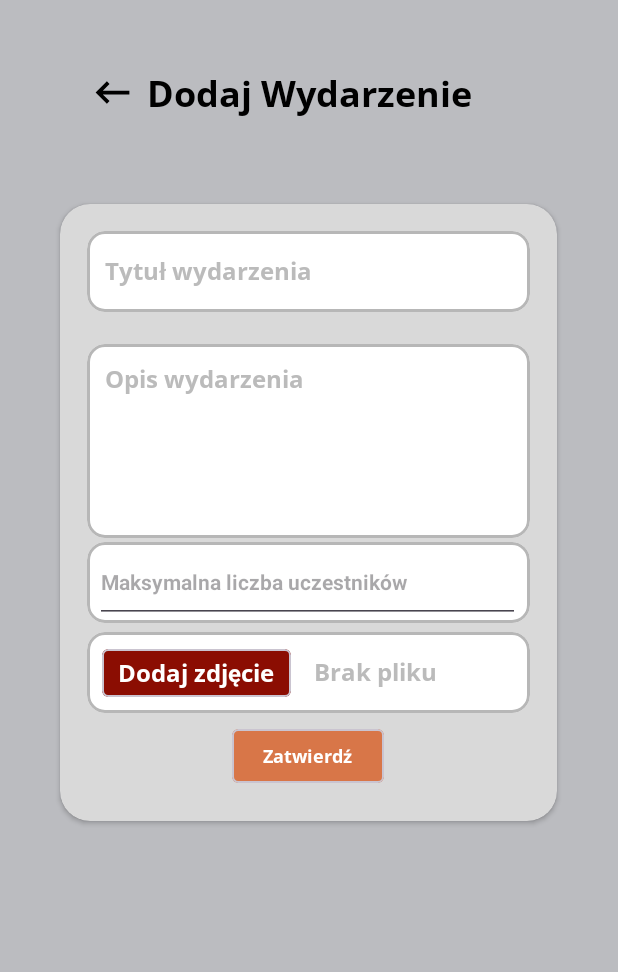
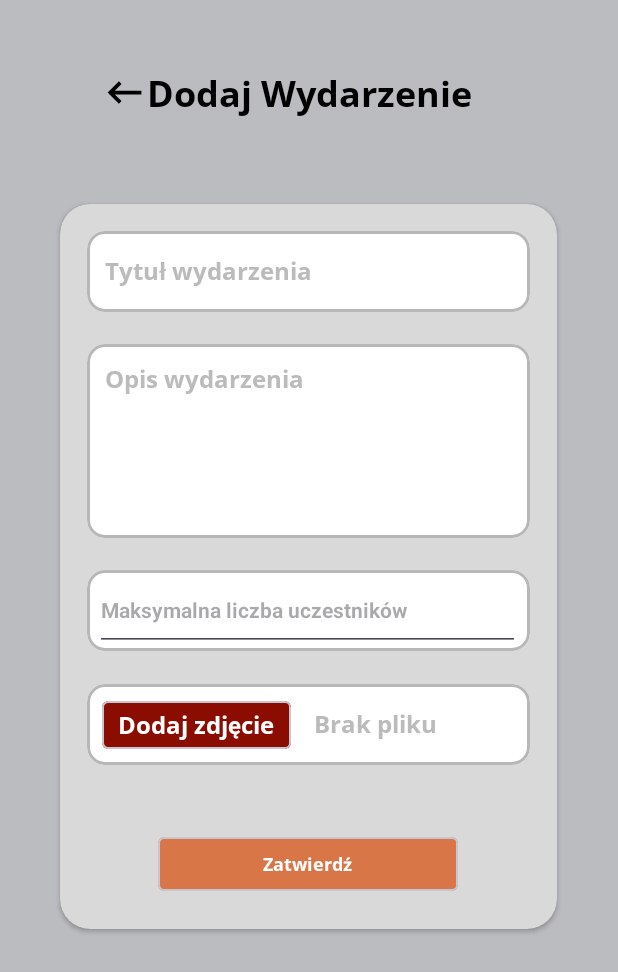
Before and after one commit to PiotrNakonowski/WhizzApp, an Android app: the AddEvent screen opened directly, with no data from a screen before it, on a phone screen of 412 x 824 dp. Shown: the top 972 px of the screen. Run offline under Robolectric (Android 15) with nearby library versions, the phone set to English and light mode, and no system bars; our stand-ins replace Firebase (no records; nobody signed in at launch, a user with empty details on screens opened directly).

Commit message:
21.1 Edycja czcionek, oraz strzałek powrotu np. w sekcji dodawania wydarzenia

```diff
--- a/MobileApp/app/src/main/res/layout/activity_add_event.xml
+++ b/MobileApp/app/src/main/res/layout/activity_add_event.xml
@@ -12,17 +12,17 @@
         android:layout_width="match_parent"
         android:layout_height="match_parent">
 
+
+
         <ImageView
             android:id="@+id/back_icon"
             android:layout_width="30dp"
             android:layout_height="30dp"
             android:src="@drawable/baseline_keyboard_backspace_24"
-            android:layout_marginStart="60dp"
             app:layout_constraintBottom_toTopOf="@+id/guideline"
-            app:layout_constraintEnd_toEndOf="@+id/guideline"
-            app:layout_constraintStart_toStartOf="parent"
+            app:layout_constraintEnd_toStartOf="@+id/textViewTitle"
             app:layout_constraintTop_toTopOf="parent"
-            app:layout_constraintVertical_bias="0.5"/>
+            />
 
         <TextView
             android:id="@+id/textViewTitle"
@@ -36,21 +36,25 @@
             app:layout_constraintEnd_toEndOf="parent"
             app:layout_constraintStart_toStartOf="parent"
             app:layout_constraintTop_toTopOf="parent"
-            app:layout_constraintVertical_bias="0.5" />
+            app:layout_constraintVertical_bias="0.5"
+            />
+
+
 
         <androidx.constraintlayout.widget.Guideline
             android:id="@+id/guideline"
             android:layout_width="wrap_content"
             android:layout_height="wrap_content"
             android:orientation="horizontal"
-            app:layout_constraintGuide_percent="0.15" />
+            app:layout_constraintGuide_percent="0.15"
+            />
 
     </androidx.constraintlayout.widget.ConstraintLayout>
 
     <androidx.cardview.widget.CardView
         android:id="@+id/addEventCardView"
         android:layout_width="331dp"
-        android:layout_height="411dp"
+        android:layout_height="483dp"
         android:layout_marginStart="16dp"
         android:layout_marginTop="136dp"
         android:layout_marginEnd="16dp"
@@ -126,7 +130,7 @@
             android:layout_width="295dp"
             android:layout_height="54dp"
             android:layout_gravity="center_horizontal"
-            android:layout_marginTop="225dp"
+            android:layout_marginTop="244dp"
             android:padding="16dp"
             app:cardBackgroundColor="@android:color/white"
             app:cardCornerRadius="12dp"
@@ -158,7 +162,7 @@
             android:layout_width="295dp"
             android:layout_height="54dp"
             android:layout_gravity="center_horizontal"
-            android:layout_marginTop="285dp"
+            android:layout_marginTop="320dp"
             android:padding="16dp"
             app:cardBackgroundColor="@android:color/white"
             app:cardCornerRadius="12dp"
@@ -206,7 +210,7 @@
 
         <com.google.android.material.card.MaterialCardView
             android:id="@+id/sendButton"
-            android:layout_width="101dp"
+            android:layout_width="200dp"
             android:layout_height="36dp"
             android:layout_gravity="center_horizontal|bottom"
             android:layout_marginBottom="25dp"
--- a/MobileApp/app/src/main/res/layout/activity_homepage.xml
+++ b/MobileApp/app/src/main/res/layout/activity_homepage.xml
@@ -52,7 +52,7 @@
             android:id="@+id/welcome_message"
             android:layout_width="wrap_content"
             android:layout_height="wrap_content"
-            android:fontFamily="@font/open_sans"
+            android:fontFamily="@font/open_sans_bold"
             android:textColor="#000000"
             android:textSize="24sp"
             android:layout_marginRight="27dp"
--- a/MobileApp/app/src/main/res/layout/activity_main.xml
+++ b/MobileApp/app/src/main/res/layout/activity_main.xml
@@ -152,7 +152,7 @@
             android:layout_height="wrap_content"
             android:layout_marginStart="174dp"
             android:layout_marginTop="340dp"
-            android:fontFamily="@font/open_sans"
+            android:fontFamily="@font/open_sans_extrabold"
             android:text="Nie posiadasz konta?"
             android:textColor="#000000"
             android:textSize="12sp" />
```
Also changed, not shown: MobileApp/app/src/main/res/layout/activity_add_school_schedule.xml (+4 -6 lines), MobileApp/app/src/main/res/layout/activity_add_task.xml (+5 -7 lines).
